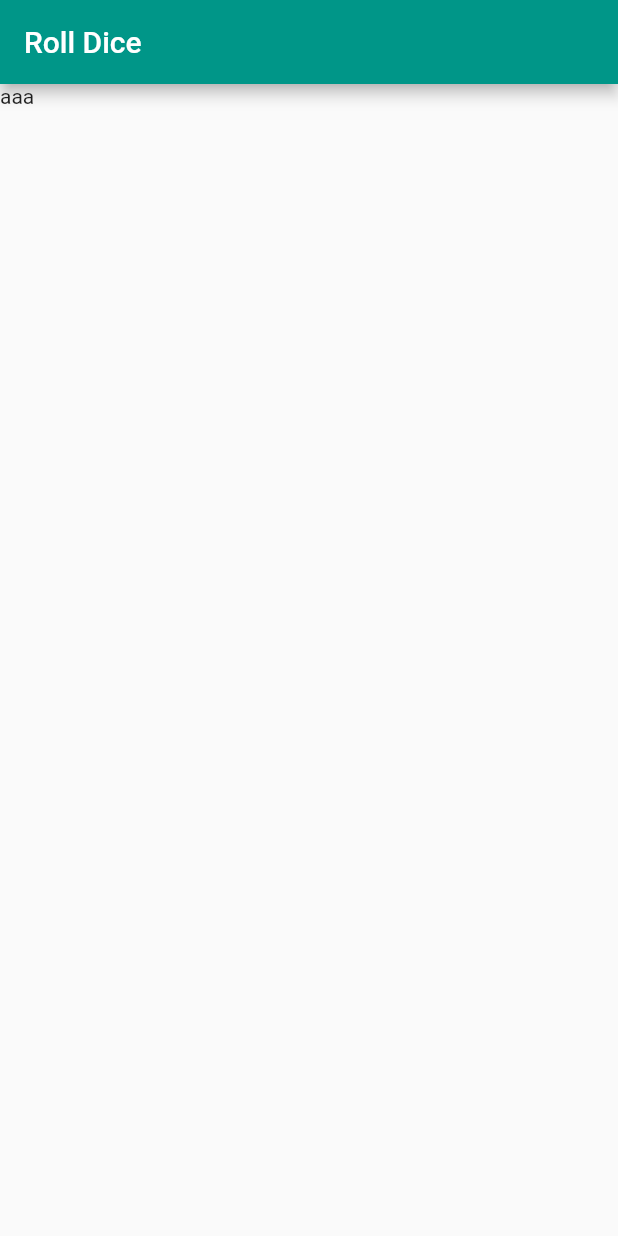
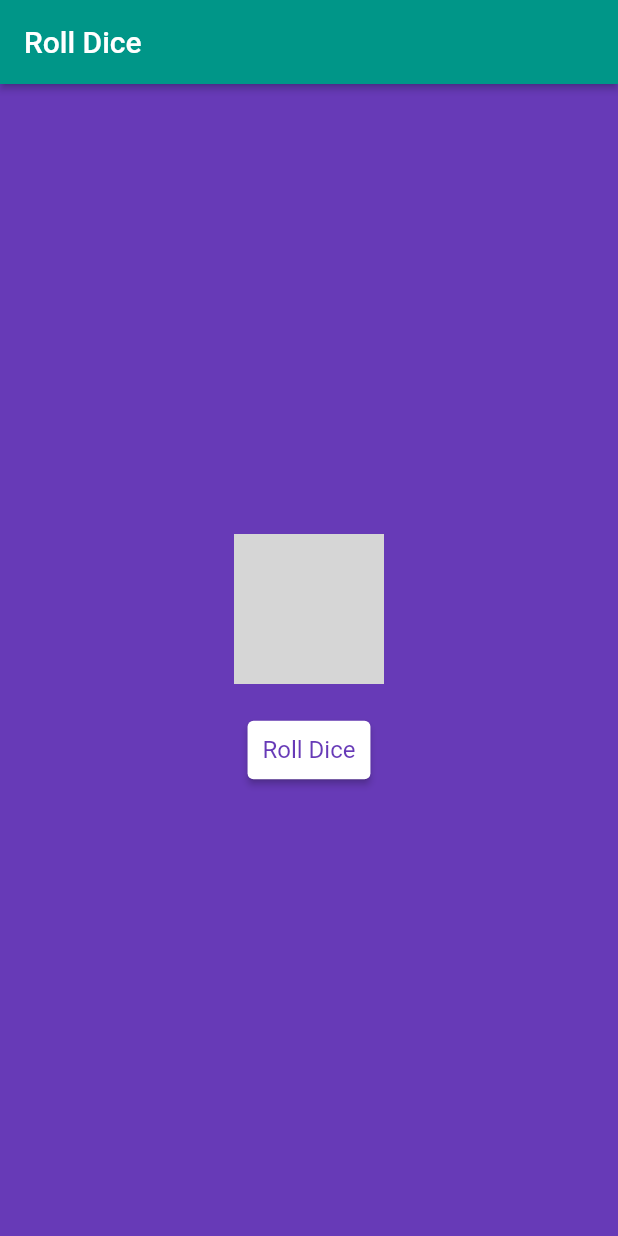
Before and after one commit to agnelrdx/flutter_apps, a Flutter app: the RollDicePage screen opened directly, on a phone screen of 412 x 824 dp. Run offline on Flutter 3.47's test engine with Material 2 defaults, Android fonts, the phone set to English and light mode, and no system bars; our stand-ins replace just_audio; grey boxes are pictures that could not be loaded.

Commit message:
roll dice with animation

```diff
--- a/expense_app/lib/widgets/expenses.dart
+++ b/expense_app/lib/widgets/expenses.dart
@@ -1,5 +1,5 @@
 import 'package:flutter/material.dart';
-import '../transaction.dart';
+import 'package:expense_app/transaction.dart';
 
 class Expenses extends StatelessWidget {
   final List<Transaction> transactions;
--- a/expense_app/lib/widgets/weekly_expenses.dart
+++ b/expense_app/lib/widgets/weekly_expenses.dart
@@ -1,8 +1,8 @@
 import 'package:flutter/material.dart';
 import 'package:intl/intl.dart';
 
-import '../transaction.dart';
-import './chart_bar.dart';
+import 'package:expense_app/transaction.dart';
+import 'package:expense_app/widgets/chart_bar.dart';
 
 class WeeklyExpenses extends StatelessWidget {
   final List<Transaction> transactions;
--- a/quiz_app/lib/answer_board.dart
+++ b/quiz_app/lib/answer_board.dart
@@ -1,8 +1,8 @@
 import 'package:flutter/material.dart';
 
-import './score_title.dart';
-import './score.dart';
-import './reset.dart';
+import 'package:quiz_app/score_title.dart';
+import 'package:quiz_app/score.dart';
+import 'package:quiz_app/reset.dart';
 
 class AnswerBoard extends StatelessWidget {
   const AnswerBoard({
--- a/quiz_app/lib/main.dart
+++ b/quiz_app/lib/main.dart
@@ -1,7 +1,7 @@
 import 'package:flutter/material.dart';
 
-import './question_board.dart';
-import './answer_board.dart';
+import 'package:quiz_app/question_board.dart';
+import 'package:quiz_app/answer_board.dart';
 
 void main() {
   runApp(const QuizApp());
--- a/quiz_app/lib/question_board.dart
+++ b/quiz_app/lib/question_board.dart
@@ -1,8 +1,8 @@
 import 'package:flutter/material.dart';
 
-import './game_title.dart';
-import './questions.dart';
-import './answer_button.dart';
+import 'package:quiz_app/game_title.dart';
+import 'package:quiz_app/questions.dart';
+import 'package:quiz_app/answer_button.dart';
 
 class QuestionBoard extends StatelessWidget {
   const QuestionBoard({
--- a/roll_dice/lib/main.dart
+++ b/roll_dice/lib/main.dart
@@ -1,4 +1,10 @@
 import 'package:flutter/material.dart';
+import 'package:just_audio/just_audio.dart';
+import 'dart:math';
+import 'dart:async';
+
+final random = Random();
+final player = AudioPlayer();
 
 void main() {
   runApp(const RollDice());
@@ -9,7 +15,13 @@ class RollDice extends StatelessWidget {
 
   @override
   Widget build(BuildContext context) {
-    return const MaterialApp(title: 'Roll Dice', home: RollDicePage());
+    return MaterialApp(
+      title: 'Roll Dice',
+      home: const RollDicePage(),
+      theme: ThemeData(
+        primarySwatch: Colors.deepPurple,
+      ),
+    );
   }
 }
 
@@ -21,13 +33,75 @@ class RollDicePage extends StatefulWidget {
 }
 
 class _RollDiceState extends State<RollDicePage> {
+  int diceState = 1;
+  int counter = 1;
+  double angle = 0;
+  List<String> images = [
+    'assets/images/dice-1.png',
+    'assets/images/dice-2.png',
+    'assets/images/dice-3.png',
+    'assets/images/dice-4.png',
+    'assets/images/dice-5.png',
+    'assets/images/dice-6.png',
+  ];
+
+  rollDice() async {
+    await player.setAsset('assets/audio/rolling-dice.mp3');
+    player.play();
+
+    Timer.periodic(const Duration(milliseconds: 80), (timer) {
+      counter++;
+      angle = random.nextDouble() * 180;
+      setState(() {
+        diceState = random.nextInt(6);
+      });
+
+      if (counter >= 15) {
+        timer.cancel();
+
+        counter = 1;
+        angle = 0;
+      }
+    });
+  }
+
   @override
   Widget build(BuildContext context) {
     return Scaffold(
+      backgroundColor: Colors.deepPurple,
       appBar: AppBar(
         title: const Text('Roll Dice'),
+        elevation: 2,
       ),
-      body: const Text('aaa'),
+      body: Center(
+        child: Column(
+          mainAxisSize: MainAxisSize.min,
+          children: [
+            Transform.rotate(
+              angle: angle, // random.nextDouble() * 180,
+              child: Image.asset(
+                images[diceState],
+                height: 100,
+              ),
+            ),
+            const SizedBox(
+              height: 20,
+            ),
+            ElevatedButton(
+              onPressed: rollDice,
+              style: TextButton.styleFrom(
+                padding: const EdgeInsets.all(10),
+                backgroundColor: Colors.white,
+                foregroundColor: Colors.deepPurple,
+                textStyle: const TextStyle(
+                  fontSize: 16,
+                ),
+              ),
+              child: const Text('Roll Dice'),
+            )
+          ],
+        ),
+      ),
     );
   }
 }
```
Also changed, not shown: expense_app/lib/main.dart (+4 -4 lines), roll_dice/pubspec.yaml (+9 -3 lines), roll_dice/assets/images/dice-1.png (added), roll_dice/assets/images/dice-2.png (added), roll_dice/assets/images/dice-3.png (added), roll_dice/assets/images/dice-4.png (added), roll_dice/assets/images/dice-5.png (added), roll_dice/assets/images/dice-6.png (added), roll_dice/pubspec.lock, 11 other files.
